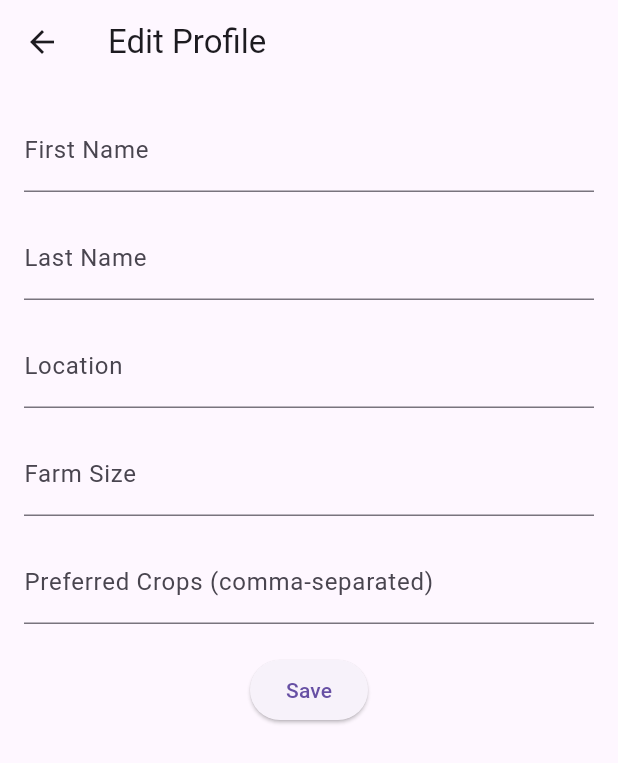
After one commit to Ronith-Neelam1429/AgriSyncCodeBase, a Flutter app: the ProfilePage screen opened directly, after a tap on the "edit" icon, on a phone screen of 412 x 824 dp. The commit adds this screen. Shown: the top 763 px of the screen. Run offline on Flutter 3.47's test engine with Material 3 defaults, Android fonts, the light colour scheme and no system bars; our stand-ins replace cloud_firestore, curved_navigation_bar, firebase_auth, firebase_core, firebase_storage, geocoding and 4 more; accounts and stored records are empty; network calls fail.

Commit message:
Edit Profile Changes
Made it so it fetches the real name and email from the user, and allows them to edit a few more features on their app

```diff
--- /dev/null
+++ b/lib/App Pages/Core Pages/EditProfilePage.dart
@@ -0,0 +1,124 @@
+import 'package:flutter/material.dart';
+import 'package:firebase_auth/firebase_auth.dart';
+import 'package:cloud_firestore/cloud_firestore.dart';
+
+class EditProfilePage extends StatefulWidget {
+  final Map<String, dynamic> userData;
+
+  const EditProfilePage({Key? key, required this.userData}) : super(key: key);
+
+  @override
+  _EditProfilePageState createState() => _EditProfilePageState();
+}
+
+class _EditProfilePageState extends State<EditProfilePage> {
+  late TextEditingController _firstNameController;
+  late TextEditingController _lastNameController;
+  late TextEditingController _locationController;
+  late TextEditingController _farmSizeController;
+  late TextEditingController _preferredCropsController;
+  bool _isLoading = false;
+
+  @override
+  void initState() {
+    super.initState();
+    _firstNameController = TextEditingController(text: widget.userData['firstName']);
+    _lastNameController = TextEditingController(text: widget.userData['lastName']);
+    _locationController = TextEditingController(text: widget.userData['location'] ?? '');
+    _farmSizeController = TextEditingController(text: widget.userData['farmSize'] ?? '');
+    _preferredCropsController = TextEditingController(
+      text: (widget.userData['preferredCrops'] as List?)?.join(', ') ?? '',
+    );
+  }
+
+  Future<void> _saveProfile() async {
+    setState(() {
+      _isLoading = true;
+    });
+    final user = FirebaseAuth.instance.currentUser;
+    if (user != null) {
+      try {
+        final updatedData = {
+          'firstName': _firstNameController.text.trim(),
+          'lastName': _lastNameController.text.trim(),
+          'location': _locationController.text.trim(),
+          'farmSize': _farmSizeController.text.trim(),
+          'preferredCrops': _preferredCropsController.text.split(',').map((e) => e.trim()).toList(),
+        };
+        await FirebaseFirestore.instance
+            .collection('users')
+            .doc(user.uid)
+            .update(updatedData);
+        Navigator.pop(context);
+      } catch (e) {
+        ScaffoldMessenger.of(context).showSnackBar(
+          SnackBar(content: Text('Error updating profile: $e')),
+        );
+      } finally {
+        setState(() {
+          _isLoading = false;
+        });
+      }
+    }
+  }
+
+  @override
+  void dispose() {
+    _firstNameController.dispose();
+    _lastNameController.dispose();
+    _locationController.dispose();
+    _farmSizeController.dispose();
+    _preferredCropsController.dispose();
+    super.dispose();
+  }
+
+  @override
+  Widget build(BuildContext context) {
+    return Scaffold(
+      appBar: AppBar(
+        title: const Text('Edit Profile'),
+      ),
+      body: _isLoading
+          ? const Center(child: CircularProgressIndicator())
+          : Padding(
+              padding: const EdgeInsets.all(16.0),
+              child: SingleChildScrollView(
+                child: Column(
+                  children: [
+                    TextField(
+                      controller: _firstNameController,
+                      decoration: const InputDecoration(labelText: 'First Name'),
+                    ),
+                    const SizedBox(height: 16),
+                    TextField(
+                      controller: _lastNameController,
+                      decoration: const InputDecoration(labelText: 'Last Name'),
+                    ),
+                    const SizedBox(height: 16),
+                    TextField(
+                      controller: _locationController,
+                      decoration: const InputDecoration(labelText: 'Location'),
+                    ),
+                    const SizedBox(height: 16),
+                    TextField(
+                      controller: _farmSizeController,
+                      decoration: const InputDecoration(labelText: 'Farm Size'),
+                    ),
+                    const SizedBox(height: 16),
+                    TextField(
+                      controller: _preferredCropsController,
+                      decoration: const InputDecoration(
+                          labelText: 'Preferred Crops (comma-separated)'),
+                    ),
+                    const SizedBox(height: 20),
+                    ElevatedButton(
+                      onPressed: _saveProfile,
+                      child: const Text('Save'),
+                    ),
+                  ],
+                ),
+              ),
+            ),
+    );
+  }
+}
--- a/lib/App Pages/Core Pages/ProfilePage.dart
+++ b/lib/App Pages/Core Pages/ProfilePage.dart
@@ -1,4 +1,12 @@
 import 'package:flutter/material.dart';
+import 'package:firebase_auth/firebase_auth.dart';
+import 'package:cloud_firestore/cloud_firestore.dart';
+import 'package:firebase_storage/firebase_storage.dart'; // Ensure this import is correct
+import 'package:image_picker/image_picker.dart';
+import 'dart:io';
+import 'package:shared_preferences/shared_preferences.dart';
+import 'package:agrisync/Authentication/Pages/LogOrSignPage.dart';
+import 'package:agrisync/App Pages/Core Pages/EditProfilePage.dart';
 
 class ProfilePage extends StatefulWidget {
   const ProfilePage({super.key});
@@ -8,21 +16,148 @@ class ProfilePage extends StatefulWidget {
 }
 
 class _ProfilePageState extends State<ProfilePage> {
+  Map<String, dynamic>? userData;
   bool isDarkMode = false;
   bool notificationsEnabled = true;
+  bool _isLoading = false;
 
-  // Mock user data - in a real app, this would come from a user service or state management
-  final Map<String, dynamic> userData = {
-    'name': 'John Farmer',
-    'email': 'john.farmer@example.com',
-    'location': 'Midwest Region',
-    'farmSize': '250 acres',
-    'preferredCrops': ['Corn', 'Soybeans', 'Wheat'],
-    'memberSince': '2023',
-  };
+  @override
+  void initState() {
+    super.initState();
+    _loadPreferences();
+    _fetchUserData();
+  }
+
+  Future<void> _loadPreferences() async {
+    final prefs = await SharedPreferences.getInstance();
+    setState(() {
+      isDarkMode = prefs.getBool('isDarkMode') ?? false;
+      notificationsEnabled = prefs.getBool('notificationsEnabled') ?? true;
+    });
+  }
+
+  Future<void> _fetchUserData() async {
+    setState(() {
+      _isLoading = true;
+    });
+    final user = FirebaseAuth.instance.currentUser;
+    if (user != null) {
+      try {
+        final doc = await FirebaseFirestore.instance
+            .collection('users')
+            .doc(user.uid)
+            .get();
+        if (doc.exists) {
+          setState(() {
+            userData = doc.data();
+            _isLoading = false;
+          });
+        } else {
+          ScaffoldMessenger.of(context).showSnackBar(
+            const SnackBar(content: Text('User profile not found')),
+          );
+          setState(() {
+            _isLoading = false;
+          });
+        }
+      } catch (e) {
+        ScaffoldMessenger.of(context).showSnackBar(
+          SnackBar(content: Text('Error fetching profile: $e')),
+        );
+        setState(() {
+          _isLoading = false;
+        });
+      }
+    } else {
+      Navigator.pushReplacement(
+        context,
+        MaterialPageRoute(builder: (context) => const LoginOrRegisterPage()),
+      );
+    }
+  }
+
+  Future<void> _pickImage(ImageSource source) async {
+    final picker = ImagePicker();
+    final pickedFile = await picker.pickImage(source: source);
+    if (pickedFile != null) {
+      setState(() {
+        _isLoading = true;
+      });
+      final user = FirebaseAuth.instance.currentUser;
+      if (user != null) {
+        try {
+          final storageRef = FirebaseStorage.instance
+              .ref()
+              .child('profile_pictures/${user.uid}.jpg');
+          await storageRef.putFile(File(pickedFile.path));
+          final downloadUrl = await storageRef.getDownloadURL();
+          await FirebaseFirestore.instance
+              .collection('users')
+              .doc(user.uid)
+              .update({
+            'profilePictureUrl': downloadUrl,
+          });
+          await _fetchUserData();
+        } catch (e) {
+          ScaffoldMessenger.of(context).showSnackBar(
+            SnackBar(content: Text('Error uploading image: $e')),
+          );
+        } finally {
+          setState(() {
+            _isLoading = false;
+          });
+        }
+      }
+    }
+  }
+
+  void _showImageSourceOptions(BuildContext context) {
+    showModalBottomSheet(
+      context: context,
+      builder: (context) {
+        return SafeArea(
+          child: Column(
+            mainAxisSize: MainAxisSize.min,
+            children: [
+              ListTile(
+                leading: const Icon(Icons.photo_camera),
+                title: const Text('Take a photo'),
+                onTap: () {
+                  Navigator.of(context).pop();
+                  _pickImage(ImageSource.camera);
+                },
+              ),
+              ListTile(
+                leading: const Icon(Icons.photo_library),
+                title: const Text('Choose from gallery'),
+                onTap: () {
+                  Navigator.of(context).pop();
+                  _pickImage(ImageSource.gallery);
+                },
+              ),
+            ],
+          ),
+        );
+      },
+    );
+  }
+
+  Future<void> _signOut() async {
+    await FirebaseAuth.instance.signOut();
+    Navigator.pushReplacement(
+      context,
+      MaterialPageRoute(builder: (context) => const LoginOrRegisterPage()),
+    );
+  }
 
   @override
   Widget build(BuildContext context) {
+    if (_isLoading || userData == null) {
+      return const Scaffold(
+        body: Center(child: CircularProgressIndicator()),
+      );
+    }
+
     return Scaffold(
       backgroundColor: Colors.white,
       appBar: AppBar(
@@ -32,12 +167,12 @@ class _ProfilePageState extends State<ProfilePage> {
           IconButton(
             icon: const Icon(Icons.edit),
             onPressed: () {
-              // Navigate to profile edit page
-              ScaffoldMessenger.of(context).showSnackBar(
-                const SnackBar(
-                    content:
-                        Text('Edit profile functionality will be implemented')),
-              );
+              Navigator.push(
+                context,
+                MaterialPageRoute(
+                  builder: (context) => EditProfilePage(userData: userData!),
+                ),
+              ).then((_) => _fetchUserData());
             },
           ),
         ],
@@ -47,7 +182,6 @@ class _ProfilePageState extends State<ProfilePage> {
         child: Column(
           crossAxisAlignment: CrossAxisAlignment.start,
           children: [
-            // Profile header with image
             Center(
               child: Column(
                 children: [
@@ -56,26 +190,24 @@ class _ProfilePageState extends State<ProfilePage> {
                       CircleAvatar(
                         radius: 60,
                         backgroundColor: Colors.grey[300],
-                        backgroundImage: const NetworkImage(
-                          'https://www.example.com/placeholder.jpg', // Replace with actual image in production
-                        ),
-                        onBackgroundImageError: (_, __) {},
-                        child: const Icon(Icons.person,
-                            size: 60, color: Colors.grey),
+                        backgroundImage: userData!['profilePictureUrl'] != null &&
+                                userData!['profilePictureUrl'].isNotEmpty
+                            ? NetworkImage(userData!['profilePictureUrl'])
+                            : null,
+                        child: userData!['profilePictureUrl'] == null ||
+                                userData!['profilePictureUrl'].isEmpty
+                            ? const Icon(Icons.person, size: 60, color: Colors.grey)
+                            : null,
                       ),
                       Positioned(
                         bottom: 0,
                         right: 0,
                         child: CircleAvatar(
                           radius: 20,
-                          backgroundColor:
-                              const Color.fromARGB(255, 35, 167, 182),
+                          backgroundColor: const Color.fromARGB(255, 35, 167, 182),
                           child: IconButton(
-                            icon: const Icon(Icons.camera_alt,
-                                color: Colors.white),
-                            onPressed: () {
-                              _showImageSourceOptions(context);
-                            },
+                            icon: const Icon(Icons.camera_alt, color: Colors.white),
+                            onPressed: () => _showImageSourceOptions(context),
                           ),
                         ),
                       ),
@@ -83,11 +215,11 @@ class _ProfilePageState extends State<ProfilePage> {
                   ),
                   const SizedBox(height: 16),
                   Text(
-                    userData['name'] ?? 'User Name',
+                    '${userData!['firstName'] ?? ''} ${userData!['lastName'] ?? ''}',
                     style: Theme.of(context).textTheme.headlineSmall,
                   ),
                   Text(
-                    userData['email'] ?? 'email@example.com',
+                    userData!['email'] ?? 'email@example.com',
                     style: Theme.of(context).textTheme.bodyLarge,
                   ),
                   const SizedBox(height: 8),
@@ -107,51 +239,43 @@ class _ProfilePageState extends State<ProfilePage> {
             const SizedBox(height: 24),
             const Divider(),
 
-            // Farm information section
             _buildSectionTitle(context, 'Farm Information'),
             _buildInfoRow(
-                context, 'Location', userData['location'] ?? 'Not specified'),
+                context, 'Location', userData!['location'] ?? 'Not specified'),
             _buildInfoRow(
-                context, 'Farm Size', userData['farmSize'] ?? 'Not specified'),
+                context, 'Farm Size', userData!['farmSize'] ?? 'Not specified'),
             _buildInfoRow(
                 context,
                 'Preferred Crops',
-                (userData['preferredCrops'] as List<String>?)?.join(', ') ??
-                    'Not specified'),
-            _buildInfoRow(context, 'Member Since',
-                userData['memberSince'] ?? 'Not specified'),
+                (userData!['preferredCrops'] as List?)?.join(', ') ?? 'Not specified'),
+            _buildInfoRow(
+              context,
+              'Member Since',
+              userData!['createdAt'] != null
+                  ? (userData!['createdAt'] as Timestamp).toDate().year.toString()
+                  : 'Not specified',
+            ),
 
             const SizedBox(height: 24),
             const Divider(),
 
-            // App settings section
             _buildSectionTitle(context, 'App Settings'),
-
-            // Theme mode toggle
             ListTile(
               leading: const Icon(Icons.brightness_6),
               title: const Text('App Theme'),
               subtitle: Text(isDarkMode ? 'Dark Mode' : 'Light Mode'),
               trailing: Switch(
                 value: isDarkMode,
-                activeColor: Color.fromARGB(255, 35, 167, 182),
-                onChanged: (value) {
+                activeColor: const Color.fromARGB(255, 35, 167, 182),
+                onChanged: (value) async {
                   setState(() {
                     isDarkMode = value;
                   });
-                  // In a real app, you would update the theme in a theme provider
-                  ScaffoldMessenger.of(context).showSnackBar(
-                    SnackBar(
-                      content: Text(
-                          '${value ? "Dark" : "Light"} mode will be applied'),
-                      duration: const Duration(milliseconds: 1500),
-                    ),
-                  );
+                  final prefs = await SharedPreferences.getInstance();
+                  await prefs.setBool('isDarkMode', value);
                 },
               ),
             ),
-
-            // Notifications toggle
             ListTile(
               leading: const Icon(Icons.notifications),
               title: const Text('Notifications'),
@@ -160,48 +284,35 @@ class _ProfilePageState extends State<ProfilePage> {
                   : 'Disabled'),
               trailing: Switch(
                 value: notificationsEnabled,
-                activeColor: Color.fromARGB(255, 35, 167, 182),
-                onChanged: (value) {
+                activeColor: const Color.fromARGB(255, 35, 167, 182),
+                onChanged: (value) async {
                   setState(() {
                     notificationsEnabled = value;
                   });
-                  // In a real app, you would handle notification permissions here
-                  ScaffoldMessenger.of(context).showSnackBar(
-                    SnackBar(
-                      content: Text(
-                          'Notifications ${value ? "enabled" : "disabled"}'),
-                      duration: const Duration(milliseconds: 1500),
-                    ),
-                  );
+                  final prefs = await SharedPreferences.getInstance();
+                  await prefs.setBool('notificationsEnabled', value);
                 },
               ),
             ),
-
-            // Units of measurement
             ListTile(
               leading: const Icon(Icons.straighten),
               title: const Text('Units of Measurement'),
               subtitle: const Text('Metric System'),
               onTap: () {
-                // Show dialog to change measurement units
                 ScaffoldMessenger.of(context).showSnackBar(
                   const SnackBar(
-                      content: Text(
-                          'Units of measurement settings will be implemented')),
+                      content: Text('Units settings to be implemented')),
                 );
               },
             ),
-
-            // Language selection
             ListTile(
               leading: const Icon(Icons.language),
               title: const Text('Language'),
               subtitle: const Text('English'),
               onTap: () {
-                // Show language selection dialog
                 ScaffoldMessenger.of(context).showSnackBar(
                   const SnackBar(
-                      content: Text('Language settings will be implemented')),
+                      content: Text('Language settings to be implemented')),
                 );
               },
             ),
@@ -209,57 +320,39 @@ class _ProfilePageState extends State<ProfilePage> {
             const SizedBox(height: 24),
             const Divider(),
 
-            // Account actions section
             _buildSectionTitle(context, 'Account'),
-
-            // Connected services
             ListTile(
               leading: const Icon(Icons.link),
               title: const Text('Connected Services'),
-              subtitle:
-                  const Text('Weather API, Market Integration, Soil Sensors'),
+              subtitle: const Text('Weather API, Market Integration, Soil Sensors'),
               onTap: () {
-                // Navigate to connected services page
                 ScaffoldMessenger.of(context).showSnackBar(
                   const SnackBar(
-                      content:
-                          Text('Connected services page will be implemented')),
+                      content: Text('Connected services to be implemented')),
                 );
               },
             ),
-
-            // Export data
             ListTile(
               leading: const Icon(Icons.download),
-              title: const Text(
-                'Export Farm Data',
-              ),
+              title: const Text('Export Farm Data'),
               subtitle: const Text('Download your data in CSV or PDF format'),
               onTap: () {
-                // Show export options
                 ScaffoldMessenger.of(context).showSnackBar(
                   const SnackBar(
-                      content: Text(
-                          'Data export functionality will be implemented')),
+                      content: Text('Data export to be implemented')),
                 );
               },
             ),
-
-            // Privacy settings
             ListTile(
               leading: const Icon(Icons.security),
               title: const Text('Privacy & Security'),
               onTap: () {
-                // Navigate to privacy settings
                 ScaffoldMessenger.of(context).showSnackBar(
                   const SnackBar(
-                      content:
-                          Text('Privacy settings page will be implemented')),
+                      content: Text('Privacy settings to be implemented')),
                 );
               },
             ),
-
-            // Logout button
             Padding(
               padding: const EdgeInsets.symmetric(vertical: 16.0),
               child: Center(
@@ -269,17 +362,9 @@ class _ProfilePageState extends State<ProfilePage> {
                   style: ElevatedButton.styleFrom(
                     foregroundColor: Colors.white,
                     backgroundColor: Colors.red,
-                    padding: const EdgeInsets.symmetric(
-                        horizontal: 24, vertical: 12),
+                    padding: const EdgeInsets.symmetric(horizontal: 24, vertical: 12),
                   ),
-                  onPressed: () {
-                    // Handle logout
-                    ScaffoldMessenger.of(context).showSnackBar(
-                      const SnackBar(
-                          content:
-                              Text('Logout functionality will be implemented')),
-                    );
-                  },
+                  onPressed: _signOut,
                 ),
               ),
             ),
@@ -294,8 +379,8 @@ class _ProfilePageState extends State<ProfilePage> {
       padding: const EdgeInsets.symmetric(vertical: 12.0),
       child: Text(
         title,
-        style: TextStyle(
-          color: const Color.fromARGB(255, 35, 167, 182),
+        style: const TextStyle(
+          color: Color.fromARGB(255, 35, 167, 182),
           fontWeight: FontWeight.bold,
         ),
       ),
@@ -327,44 +412,4 @@ class _ProfilePageState extends State<ProfilePage> {
       ),
     );
   }
-
-  void _showImageSourceOptions(BuildContext context) {
-    showModalBottomSheet(
-      context: context,
-      builder: (context) {
-        return SafeArea(
-          child: Column(
-            mainAxisSize: MainAxisSize.min,
-            children: [
-              ListTile(
-                leading: const Icon(Icons.photo_camera),
-                title: const Text('Take a photo'),
-                onTap: () {
-                  Navigator.of(context).pop();
-                  // Handle camera capture
-                  ScaffoldMessenger.of(context).showSnackBar(
-                    const SnackBar(
-                        content:
-                            Text('Camera functionality will be implemented')),
-                  );
-                },
-              ),
-              ListTile(
-                leading: const Icon(Icons.photo_library),
-                title: const Text('Choose from gallery'),
-                onTap: () {
-                  Navigator.of(context).pop();
-                  // Handle gallery selection
-                  ScaffoldMessenger.of(context).showSnackBar(
-                    const SnackBar(
-                        content: Text('Gallery selection will be implemented')),
-                  );
-                },
-              ),
-            ],
-          ),
-        );
-      },
-    );
-  }
 }
--- a/pubspec.yaml
+++ b/pubspec.yaml
@@ -15,6 +15,7 @@ dependencies:
   provider: ^6.1.2
   firebase_core: ^3.12.0
   firebase_auth: ^5.3.4
+  firebase_storage: ^12.4.3
   google_sign_in: ^6.2.2
   intl: ^0.20.1
   cloud_firestore: ^5.6.0
```
Also changed, not shown: lib/main.dart (+6 -4 lines), pubspec.lock, 5 other files.
